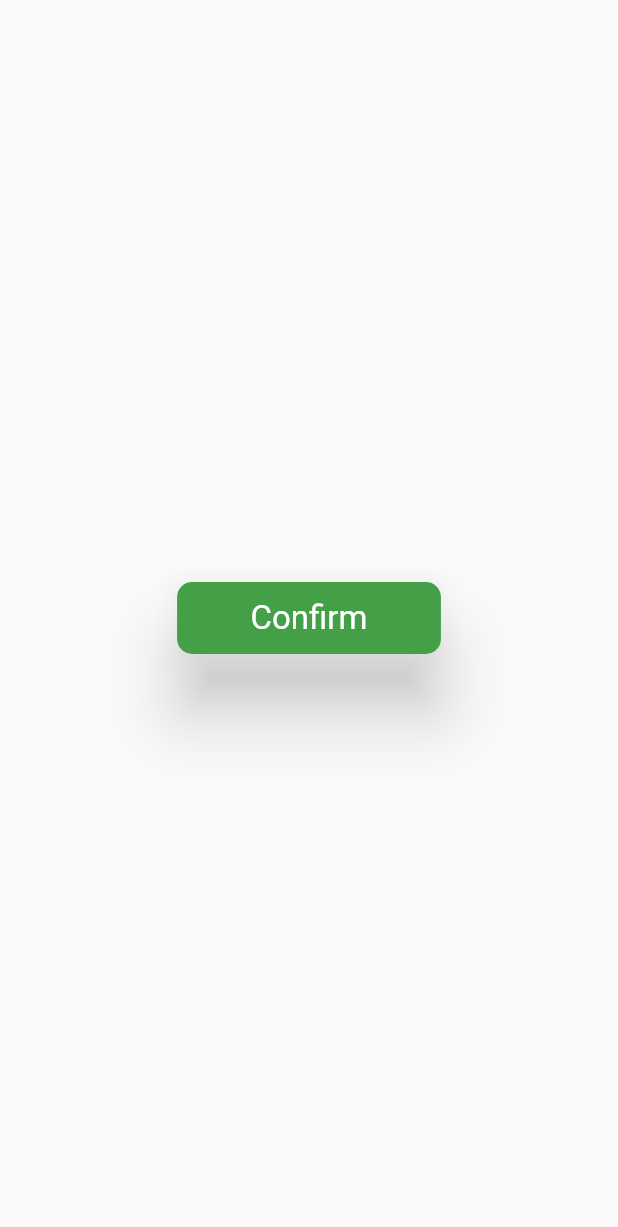
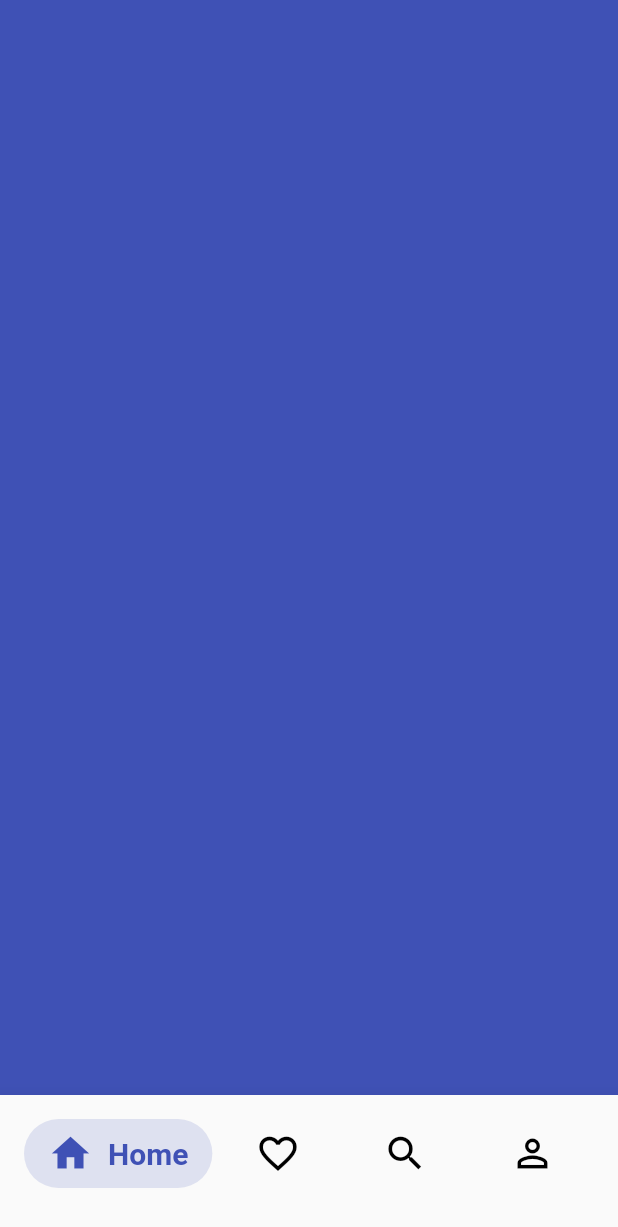
Before and after one commit to TechieBlossom/simpleanimations, a Flutter app: the screen it shows after launch, on a phone screen of 412 x 824 dp. Shown: the top 1227 px of the screen. Run offline on Flutter 3.47's test engine with Material 2 defaults, Android fonts, the phone set to English and light mode, and no system bars.

Commit message:
adding animated bottom bar

```diff
--- /dev/null
+++ b/lib/bottom_bar_navigation_pattern/animated_bottom_bar.dart
@@ -0,0 +1,107 @@
+import 'package:flutter/material.dart';
+
+class AnimatedBottomBar extends StatefulWidget {
+  final List<BarItem> barItems;
+  final Duration animationDuration;
+  final Function onBarTap;
+  final BarStyle barStyle;
+
+  AnimatedBottomBar(
+      {this.barItems,
+      this.animationDuration = const Duration(milliseconds: 500),
+      this.onBarTap, this.barStyle});
+
+  @override
+  _AnimatedBottomBarState createState() => _AnimatedBottomBarState();
+}
+
+class _AnimatedBottomBarState extends State<AnimatedBottomBar>
+    with TickerProviderStateMixin {
+  int selectedBarIndex = 0;
+
+  @override
+  Widget build(BuildContext context) {
+    return Material(
+      elevation: 10.0,
+      child: Padding(
+        padding: const EdgeInsets.only(
+          bottom: 32.0,
+          top: 16.0,
+          left: 16.0,
+          right: 16.0,
+        ),
+        child: Row(
+          mainAxisSize: MainAxisSize.max,
+          mainAxisAlignment: MainAxisAlignment.spaceBetween,
+          children: _buildBarItems(),
+        ),
+      ),
+    );
+  }
+
+  List<Widget> _buildBarItems() {
+    List<Widget> _barItems = List();
+    for (int i = 0; i < widget.barItems.length; i++) {
+      BarItem item = widget.barItems[i];
+      bool isSelected = selectedBarIndex == i;
+      _barItems.add(InkWell(
+        splashColor: Colors.transparent,
+        onTap: () {
+          setState(() {
+            selectedBarIndex = i;
+            widget.onBarTap(selectedBarIndex);
+          });
+        },
+        child: AnimatedContainer(
+          padding: const EdgeInsets.symmetric(horizontal: 16.0, vertical: 8.0),
+          duration: widget.animationDuration,
+          decoration: BoxDecoration(
+              color: isSelected
+                  ? item.color.withOpacity(0.15)
+                  : Colors.transparent,
+              borderRadius: BorderRadius.all(Radius.circular(30))),
+          child: Row(
+            children: <Widget>[
+              Icon(
+                item.iconData,
+                color: isSelected ? item.color : Colors.black,
+                size: widget.barStyle.iconSize,
+              ),
+              SizedBox(
+                width: 10.0,
+              ),
+              AnimatedSize(
+                duration: widget.animationDuration,
+                curve: Curves.easeInOut,
+                vsync: this,
+                child: Text(
+                  isSelected ? item.text : "",
+                  style: TextStyle(
+                      color: item.color,
+                      fontWeight: widget.barStyle.fontWeight,
+                      fontSize: widget.barStyle.fontSize),
+                ),
+              )
+            ],
+          ),
+        ),
+      ));
+    }
+    return _barItems;
+  }
+}
+
+class BarStyle {
+  final double fontSize, iconSize;
+  final FontWeight fontWeight;
+
+  BarStyle({this.fontSize = 18.0, this.iconSize = 32, this.fontWeight = FontWeight.w600});
+}
+
+class BarItem {
+  String text;
+  IconData iconData;
+  Color color;
+
+  BarItem({this.text, this.iconData, this.color});
+}
--- /dev/null
+++ b/lib/bottom_bar_navigation_pattern/bottom_bar_navigation_pattern_example.dart
@@ -0,0 +1,58 @@
+import 'package:flutter/material.dart';
+import 'package:simpleanimations/bottom_bar_navigation_pattern/animated_bottom_bar.dart';
+
+class BottomBarNavigationPatternExample extends StatefulWidget {
+  final List<BarItem> barItems = [
+    BarItem(
+      text: "Home",
+      iconData: Icons.home,
+      color: Colors.indigo,
+    ),
+    BarItem(
+      text: "Likes",
+      iconData: Icons.favorite_border,
+      color: Colors.pinkAccent,
+    ),
+    BarItem(
+      text: "Search",
+      iconData: Icons.search,
+      color: Colors.yellow.shade900,
+    ),
+    BarItem(
+      text: "Profile",
+      iconData: Icons.person_outline,
+      color: Colors.teal,
+    ),
+  ];
+
+  @override
+  _BottomBarNavigationPatternExampleState createState() =>
+      _BottomBarNavigationPatternExampleState();
+}
+
+class _BottomBarNavigationPatternExampleState
+    extends State<BottomBarNavigationPatternExample> {
+  int selectedBarIndex = 0;
+
+  @override
+  Widget build(BuildContext context) {
+    return Scaffold(
+      body: AnimatedContainer(
+        color: widget.barItems[selectedBarIndex].color,
+        duration: const Duration(milliseconds: 300),
+      ),
+      bottomNavigationBar: AnimatedBottomBar(
+          barItems: widget.barItems,
+          animationDuration: const Duration(milliseconds: 150),
+          barStyle: BarStyle(
+            fontSize: 20.0,
+            iconSize: 30.0
+          ),
+          onBarTap: (index) {
+            setState(() {
+              selectedBarIndex = index;
+            });
+          }),
+    );
+  }
+}
--- a/lib/main.dart
+++ b/lib/main.dart
@@ -1,5 +1,5 @@
 import 'package:flutter/material.dart';
-import 'package:simpleanimations/animatedbutton/animated_button.dart';
+import 'package:simpleanimations/bottom_bar_navigation_pattern/bottom_bar_navigation_pattern_example.dart';
 
 void main() => runApp(MyApp());
 
@@ -11,34 +11,7 @@ class MyApp extends StatelessWidget {
       theme: ThemeData(
         primarySwatch: Colors.blue,
       ),
-      home: Scaffold(
-        body: Center(
-          child: AnimatedButton(
-            onTap: () {
-              print("animated button pressed");
-            },
-            animationDuration: const Duration(milliseconds: 5000),
-            initialText: "Confirm",
-            finalText: "Submitted",
-            iconData: Icons.check,
-            iconSize: 32.0,
-            buttonStyle: ButtonStyle(
-                primaryColor: Colors.green.shade600,
-                secondaryColor: Colors.white,
-                elevation: 20.0,
-                initialTextStyle: TextStyle(
-                  fontSize: 22.0,
-                  color: Colors.white,
-                ),
-                finalTextStyle: TextStyle(
-                  fontSize: 22.0,
-                  color: Colors.green.shade600,
-                ),
-                borderRadius: 10.0,
-            ),
-          ),
-        ),
-      ),
+      home: BottomBarNavigationPatternExample(),
     );
   }
 }
```
Also changed, not shown: 4 other files.
